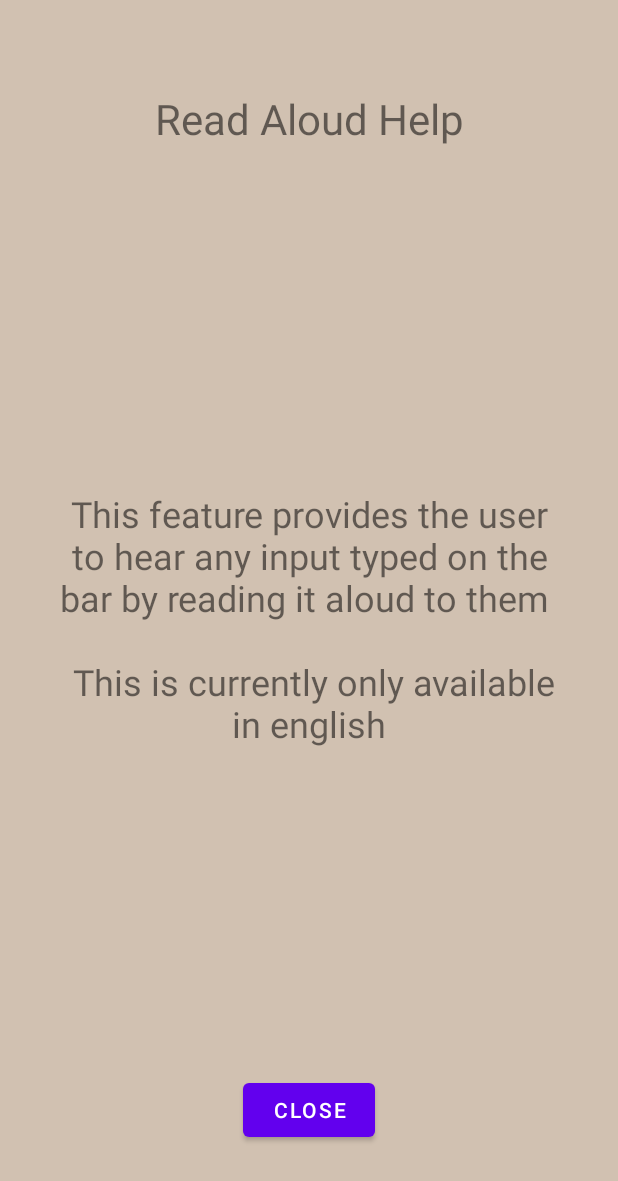
After one commit to AdamBaish/PmtApp, an Android app: the layout readpopupview.xml on its own in the app's theme, with its tools: preview values and no code run, on a phone screen of 412 x 824 dp. The commit adds this screen. Shown: the top 1181 px of the screen. Run offline under Robolectric (Android 15) with nearby library versions, the phone set to English and light mode, and no system bars.

Commit message:
Added help bar to the text and read loud pages

```diff
--- /dev/null
+++ b/app/src/main/res/layout/readpopupview.xml
@@ -0,0 +1,58 @@
+<?xml version="1.0" encoding="utf-8"?>
+<androidx.constraintlayout.widget.ConstraintLayout xmlns:android="http://schemas.android.com/apk/res/android"
+    xmlns:app="http://schemas.android.com/apk/res-auto"
+    xmlns:tools="http://schemas.android.com/tools"
+    android:layout_width="match_parent"
+    android:layout_height="match_parent"
+    android:background="@color/backGround"
+    android:orientation="vertical"
+    android:paddingLeft="40dp"
+    android:paddingTop="60dp"
+    android:paddingRight="40dp"
+    android:paddingBottom="60dp">
+
+
+    <Button
+            android:id="@+id/popup_close_btn_read"
+            android:layout_width="wrap_content"
+            android:layout_height="wrap_content"
+            android:layout_gravity="center"
+            android:text="Close"
+            app:layout_constraintBottom_toBottomOf="parent"
+            app:layout_constraintEnd_toEndOf="parent"
+            app:layout_constraintStart_toStartOf="parent" />
+
+    <View
+            android:id="@+id/popup_view"
+            android:layout_width="match_parent"
+            android:layout_height="match_parent"
+            android:layout_marginBottom="50dp"
+            android:background="@color/backGround"
+            android:paddingBottom="150dp"
+            tools:layout_editor_absoluteX="40dp" />
+
+    <TextView
+            android:id="@+id/textView"
+            android:layout_width="wrap_content"
+            android:layout_height="wrap_content"
+            android:gravity="center"
+            android:text="Read Aloud Help"
+            android:textSize="28dp"
+            app:layout_constraintEnd_toEndOf="parent"
+            app:layout_constraintStart_toStartOf="parent"
+            app:layout_constraintTop_toTopOf="parent" />
+
+    <TextView
+        android:layout_width="wrap_content"
+        android:layout_height="wrap_content"
+        android:gravity="center"
+        android:text="This feature provides the user to hear any input typed on the bar by reading it aloud to them \n \n This is currently only available in english"
+        android:textSize="24sp"
+
+        app:layout_constraintBottom_toBottomOf="parent"
+        app:layout_constraintEnd_toEndOf="parent"
+        app:layout_constraintHorizontal_bias="0.8"
+        app:layout_constraintStart_toStartOf="parent"
+        app:layout_constraintTop_toTopOf="parent" />
+
+</androidx.constraintlayout.widget.ConstraintLayout>
```
Also changed, not shown: app/src/main/java/com/example/pmtapp/ReadActivity.kt (+10 -0 lines), app/src/main/java/com/example/pmtapp/TextActivity.kt (+12 -0 lines), app/src/main/res/layout/textsizepopup.xml (added, +57 -0 lines).
